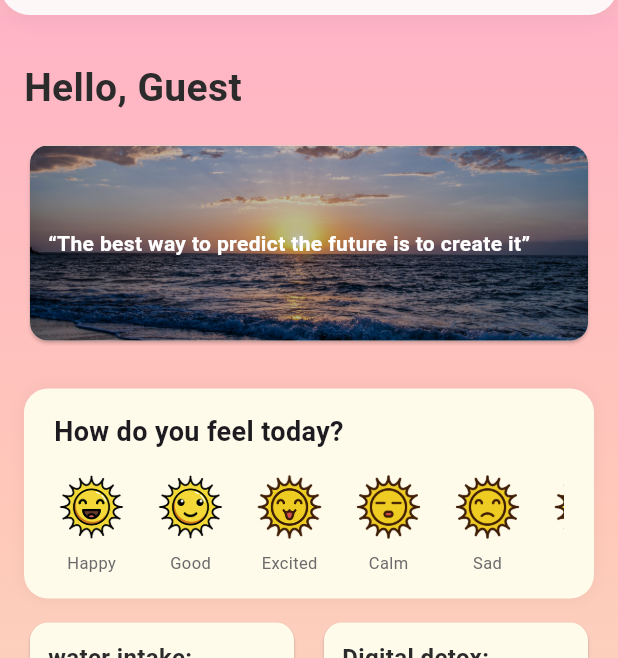
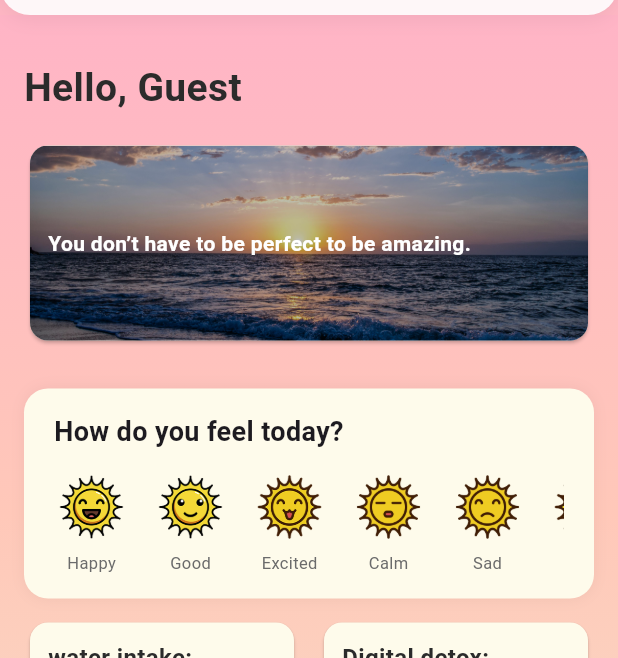
Before and after one commit to alabenss/mobile-dev-project, a Flutter app: the BottomNavWrapper screen opened by its route, on a phone screen of 412 x 824 dp, the part 81-739 px from its top. Run offline on Flutter 3.47's test engine with Material 3 defaults, Android fonts, the phone set to English and light mode, and no system bars; our stand-ins replace audioplayers, bloc, equatable, fl_chart, flutter_bloc, google_fonts and 3 more; accounts and stored records are empty.

Commit message:
last update

```diff
--- a/the_project/lib/commons/config.dart
+++ b/the_project/lib/commons/config.dart
@@ -1,6 +1,28 @@
 class AppConfig {
-  static const String userName = 'Sara';
-  static const String quote =
-      '“The best way to predict the future is to create it”';
-  static const String dateLabel = 'wednesday, 27 august';
+  // 1) Put all your quotes here
+  static const List<String> quotes = [
+    'The best way to predict the future is to create it',
+    'You are stronger than you think.',
+    'Small steps every day lead to big changes.',
+    'You don’t have to be perfect to be amazing.',
+    'Believe you can and you’re halfway there.',
+    'If you want to live a happy life, tie it to a goal, not to people or things.',
+    'The only way to do great work is to love what you do.',
+    // add as many as you like
+  ];
+
+  // 2) Start date for your rotation (can be any fixed day)
+  static final DateTime _startDate = DateTime(2024, 1, 1);
+
+  // 3) Public getter used by the UI
+  static String get quoteOfTheDay {
+    final now = DateTime.now();
+    final today = DateTime(now.year, now.month, now.day);
+
+    final daysSinceStart = today.difference(_startDate).inDays;
+    // Make sure index stays within the list range
+    final index = daysSinceStart % quotes.length;
+
+    return quotes[index];
+  }
 }
--- a/the_project/lib/views/screens/homescreen/home_screen.dart
+++ b/the_project/lib/views/screens/homescreen/home_screen.dart
@@ -86,7 +86,7 @@ class _HomeScreenState extends State<HomeScreen> {
 
                 ImageQuoteCard(
                   imagePath: AppImages.quotes,
-                  quote: AppConfig.quote,
+                  quote: AppConfig.quoteOfTheDay,
                 ),
                 const SizedBox(height: 18),
 
```
